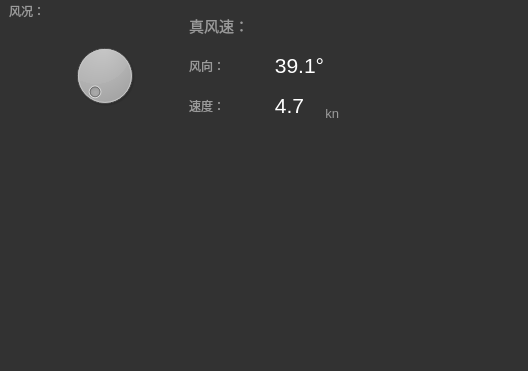
Qt form mainwindow.ui (DthRee523/ShipInformation) before a commit; both pictures show x 0 to 528 and y 349 to 720 of the 528 by 720 pixel window.
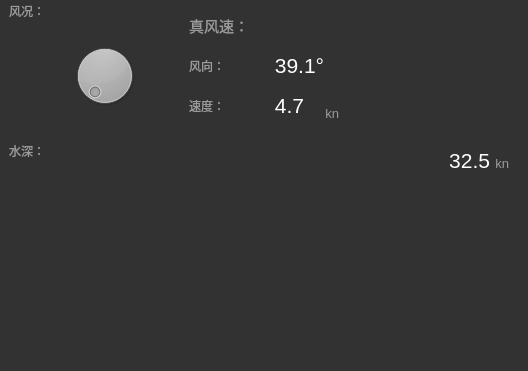
The same form after that commit. The open tabs and pages were chosen to show the change.

```diff
--- a/mainwindow.ui
+++ b/mainwindow.ui
@@ -481,6 +481,72 @@
        <set>Qt::AlignBottom|Qt::AlignRight|Qt::AlignTrailing</set>
       </property>
      </widget>
+     <widget class="QLabel" name="water_depth_lab">
+      <property name="geometry">
+       <rect>
+        <x>10</x>
+        <y>490</y>
+        <width>71</width>
+        <height>21</height>
+       </rect>
+      </property>
+      <property name="styleSheet">
+       <string notr="true">color: rgb(154, 154, 154);</string>
+      </property>
+      <property name="text">
+       <string>水深：</string>
+      </property>
+     </widget>
+     <widget class="QLabel" name="water_depth_num_lab">
+      <property name="geometry">
+       <rect>
+        <x>390</x>
+        <y>480</y>
+        <width>101</width>
+        <height>61</height>
+       </rect>
+      </property>
+      <property name="font">
+       <font>
+        <family>Arial</family>
+        <pointsize>16</pointsize>
+       </font>
+      </property>
+      <property name="styleSheet">
+       <string notr="true">color: rgb(255, 255, 255);</string>
+      </property>
+      <property name="text">
+       <string>32.5</string>
+      </property>
+      <property name="alignment">
+       <set>Qt::AlignRight|Qt::AlignTrailing|Qt::AlignVCenter</set>
+      </property>
+     </widget>
+     <widget class="QLabel" name="kn_lab_2">
+      <property name="geometry">
+       <rect>
+        <x>490</x>
+        <y>490</y>
+        <width>20</width>
+        <height>31</height>
+       </rect>
+      </property>
+      <property name="font">
+       <font>
+        <family>Arial</family>
+        <pointsize>10</pointsize>
+       </font>
+      </property>
+      <property name="styleSheet">
+       <string notr="true">color: rgb(154, 154, 154);</string>
+      </property>
+      <property name="text">
+       <string>kn</string>
+      </property>
+      <property name="alignment">
+       <set>Qt::AlignBottom|Qt::AlignRight|Qt::AlignTrailing</set>
+      </property>
+     </widget>
     </widget>
    </widget>
   </widget>
```
Left out of the diff: 2 changed lines with no effect on the pictures.
